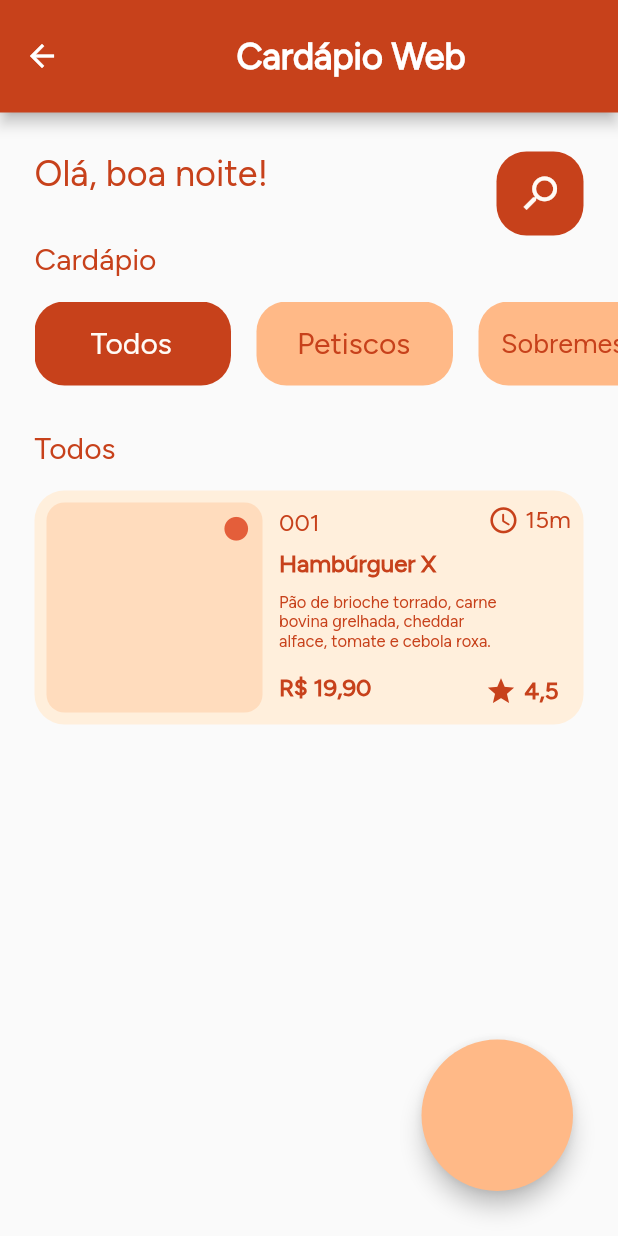
After one commit to VivianeSouza923/desafioMenu-Sprint2, a Flutter app: the MenuList screen opened directly, on a phone screen of 412 x 824 dp. The commit adds this screen. Run offline on Flutter 3.47's test engine with Material 2 defaults, Android fonts, the phone set to English and light mode, and no system bars; our stand-ins replace image_picker, material_design_icons_flutter.

Commit message:
today's work

```diff
--- a/lib/main.dart
+++ b/lib/main.dart
@@ -1,3 +1,4 @@
+import 'package:desafiomenu_spring2/pages/menu.dart';
 import 'package:desafiomenu_spring2/pages/restaurante.dart';
 import 'package:flutter/material.dart';
 
@@ -12,7 +13,7 @@ class MyApp extends StatelessWidget {
   Widget build(BuildContext context) {
     return const MaterialApp(
       debugShowCheckedModeBanner: false,
-      home: Restaurant(),
+      home: RestaurantScreen(),
     );
   }
 }
--- /dev/null
+++ b/lib/models/itenss.dart
@@ -0,0 +1,12 @@
+class MenuItem {
+  MenuItem(
+      {required this.nomes,
+      required this.codigos,
+      required this.descricaos,
+      required this.precos});
+
+  String nomes;
+  int codigos;
+  String descricaos;
+  double precos;
+}
--- a/lib/pages/cliente.dart
+++ b/lib/pages/cliente.dart
@@ -105,7 +105,7 @@ class ClientScreen extends StatelessWidget {
               ),
             ),
 
-            const Row(
+             Row(
               children: [
 
                 Padding(
@@ -148,7 +148,7 @@ class ClientScreen extends StatelessWidget {
               ],
             ),
 
-            const Row(
+             Row(
               children: [
 
                 Padding(
@@ -229,7 +229,7 @@ class ClientScreen extends StatelessWidget {
                   borderRadius: BorderRadius.circular(20),
                 ),
 
-                child:  const Row(
+                child:   Row(
                   children: [
                     Padding(
                   padding: EdgeInsets.only(left: 16.81, right: 11.43),
--- /dev/null
+++ b/lib/pages/menu_com_item_criado.dart
@@ -0,0 +1,439 @@
+import 'package:flutter/material.dart';
+
+import '../models/itenss.dart';
+import 'cliente.dart';
+
+
+// eu ainda não tenho nenhum estado, nada, então estou começando com Stateless, não Statefull
+class MenuList extends StatefulWidget {
+  const MenuList({super.key});
+
+  @override
+  State<MenuList> createState() => _MenuListState();
+}
+
+class _MenuListState extends State<MenuList> {
+  //pegar texto de um campo:
+  final TextEditingController nomeController = TextEditingController();
+
+  // cada string é um título de uma tarefa
+  List<MenuItem> itens = [];
+  //Todo? deleteTodo;
+  int? deletedTodoPos;
+
+  @override
+  Widget build(BuildContext context) {
+    // base de todas ou praticamente todas as telas
+    return SafeArea(
+      child: Scaffold(
+      appBar: AppBar(
+        toolbarHeight: 75, // Defina a altura desejada aqui
+        backgroundColor: const Color(0xffC7411B),
+        title: const Center(
+          child: Text(
+            "Cardápio Web",
+            style: TextStyle(
+              fontFamily: 'FigTree',
+              fontSize: 24,
+              color: Color(0xffFFFFFF),
+              fontWeight: FontWeight.w600,
+            ),
+          ),
+        ),
+      ),
+      body: Stack(
+        children: [
+          Padding(
+            padding: const EdgeInsets.symmetric(horizontal: 0.0),
+            child: Column(
+              crossAxisAlignment: CrossAxisAlignment.start,
+              children: [
+                const SizedBox(height: 26),
+                Row(
+                  crossAxisAlignment: CrossAxisAlignment.start,
+                  children: [
+                    const Padding(
+                      padding: EdgeInsets.only(left: 23.0),
+                      child: Text(
+                        "Olá, boa noite!",
+                        style: TextStyle(
+                          fontFamily: 'FigTree',
+                          fontWeight: FontWeight.w500,
+                          fontSize: 24,
+                          color: Color(0xffC7411B),
+                        ),
+                      ),
+                    ),
+                    const Spacer(),
+                    Padding(
+                      padding: const EdgeInsets.only(right: 23.0),
+                      child: Container(
+                        width: 58,
+                        height: 56,
+                        decoration: BoxDecoration(
+                          color: const Color(0xffC7411B),
+                          borderRadius: BorderRadius.circular(20),
+                        ),
+                        child: Transform.rotate(
+                          angle: 3.14159 / 2,
+                          child: const Icon(
+                            Icons.search,
+                            color: Color(0xffFFFBF6),
+                            size: 30.5,
+                          ),
+                        ),
+                      ),
+                    ),
+                  ],
+                ),
+                const SizedBox(height: 4),
+                const Padding(
+                  padding: EdgeInsets.only(left: 23.0),
+                  child: Text(
+                    "Cardápio",
+                    style: TextStyle(
+                      fontFamily: 'FigTree',
+                      fontWeight: FontWeight.w400,
+                      fontSize: 20,
+                      color: Color(0xffC7411B),
+                    ),
+                  ),
+                ),
+                const SizedBox(height: 16),
+
+                // CARROSSEL DE TIPOS DE REFEIÇÕES - APENAS UMA LISTVIEW
+                Container(
+                  height: 56,
+                  width: 1000, // Defina a altura desejada para a ListView
+                  margin: const EdgeInsets.only(left: 23.0),
+                  child: ListView(
+                    scrollDirection: Axis.horizontal,
+                    children: <Widget>[
+                      Container(
+                        width: 131,
+                        height: 56,
+                        decoration: BoxDecoration(
+                          color: const Color(0xffC7411B),
+                          borderRadius: BorderRadius.circular(20),
+                        ),
+                        child: const Padding(
+                          padding: EdgeInsets.symmetric(
+                              vertical: 16, horizontal: 37.5),
+                          child: Text(
+                            "Todos",
+                            style: TextStyle(
+                              fontFamily: 'FigTree',
+                              fontWeight: FontWeight.w500,
+                              fontSize: 20,
+                              color: Color(0xffFFFBF6),
+                            ),
+                          ),
+                        ),
+                      ),
+                      const SizedBox(
+                        width: 17,
+                      ),
+                      Container(
+                        width: 131,
+                        height: 56,
+                        decoration: BoxDecoration(
+                          color: const Color(0xffFFB987),
+                          borderRadius: BorderRadius.circular(20),
+                        ),
+                        child: const Padding(
+                          padding: EdgeInsets.symmetric(
+                              vertical: 16, horizontal: 27),
+                          child: Text(
+                            "Petiscos",
+                            style: TextStyle(
+                              fontFamily: 'FigTree',
+                              fontWeight: FontWeight.w400,
+                              fontSize: 20,
+                              color: Color(0xffC7411B),
+                            ),
+                          ),
+                        ),
+                      ),
+                      const SizedBox(
+                        width: 17,
+                      ),
+                      Container(
+                        width: 131,
+                        height: 56,
+                        decoration: BoxDecoration(
+                          color: const Color(0xffFFB987),
+                          borderRadius: BorderRadius.circular(20),
+                        ),
+                        child: const Padding(
+                          padding: EdgeInsets.symmetric(
+                              vertical: 17.0, horizontal: 15),
+                          child: Text(
+                            "Sobremesas",
+                            style: TextStyle(
+                              fontFamily: 'FigTree',
+                              fontWeight: FontWeight.w400,
+                              fontSize: 18,
+                              color: Color(0xffC7411B),
+                            ),
+                          ),
+                        ),
+                      ),
+                      const SizedBox(
+                        width: 17,
+                      ),
+                      Container(
+                        width: 131,
+                        height: 56,
+                        decoration: BoxDecoration(
+                          color: const Color(0xffFFB987),
+                          borderRadius: BorderRadius.circular(20),
+                        ),
+                        child: const Padding(
+                          padding: EdgeInsets.symmetric(
+                              vertical: 17.0, horizontal: 36),
+                          child: Text(
+                            "Massas",
+                            style: TextStyle(
+                              fontFamily: 'FigTree',
+                              fontWeight: FontWeight.w400,
+                              fontSize: 18,
+                              color: Color(0xffC7411B),
+                            ),
+                          ),
+                        ),
+                      ),
+                      const SizedBox(
+                        width: 17,
+                      ),
+                      Container(
+                        width: 131,
+                        height: 56,
+                        decoration: BoxDecoration(
+                          color: const Color(0xffFFB987),
+                          borderRadius: BorderRadius.circular(20),
+                        ),
+                        child: const Padding(
+                          padding: EdgeInsets.symmetric(
+                              vertical: 17.0, horizontal: 35),
+                          child: Text(
+                            "Bebidas",
+                            style: TextStyle(
+                              fontFamily: 'FigTree',
+                              fontWeight: FontWeight.w400,
+                              fontSize: 17,
+                              color: Color(0xffC7411B),
+                            ),
+                          ),
+                        ),
+                      ),
+                    ],
+                  ),
+                ),
+
+                const SizedBox(
+                  height: 30,
+                ),
+
+                const Padding(
+                  padding: EdgeInsets.only(left: 23.0),
+                  child: Text(
+                    "Todos",
+                    style: TextStyle(
+                      fontFamily: 'FigTree',
+                      fontSize: 20,
+                      fontWeight: FontWeight.w400,
+                      color: Color(0xffC7411B),
+                    ),
+                  ),
+                ),
+
+                const SizedBox(
+                  height: 16,
+                ),
+
+                Flexible(
+                  child: ListView(
+                    shrinkWrap: true,
+                    padding: const EdgeInsets.symmetric(horizontal: 23),
+                    scrollDirection: Axis.vertical,
+                    children: <Widget>[
+                      InkWell(
+                        onTap: () {
+                          Navigator.push(
+                            context,
+                            MaterialPageRoute(
+                              builder: (context) => const ClientScreen()
+                            ),
+                            );
+                        },
+                        child: Container(
+                          width: 344,
+                          height: 156,
+                          decoration: BoxDecoration(
+                            color: const Color(0xffFFEFDC),
+                            borderRadius: BorderRadius.circular(20),
+                          ),
+                          child: Row(
+                            children: [
+                              Container(
+                                margin: const EdgeInsets.only(
+                                    left: 8, top: 8, bottom: 8),
+                                width: 144,
+                                height: 140,
+                                decoration: BoxDecoration(
+                                  color: const Color(0xffFFDCBD),
+                                  borderRadius: BorderRadius.circular(12),
+                                ),
+                                child: const Padding(
+                                  padding: EdgeInsets.only(
+                                      left: 117.0, top: 8, right: 8, bottom: 113),
+                                  child: Icon(
+                                    Icons.circle,
+                                    size: 19,
+                                    color: Color(0xffE45E3A),
+                                  ),
+                                ),
+                              ),
+                                Expanded(
+                                child: Column(
+                                  crossAxisAlignment: CrossAxisAlignment.start,
+                                  children: [
+                                    Row(
+                                      children: [
+                                        Padding(
+                                          padding: EdgeInsets.only(
+                                              left: 11, top: 12, bottom: 8),
+                                          child: Text(
+                                            "001",
+                                            style: TextStyle(
+                                              fontFamily: 'FigTree',
+                                              fontSize: 16,
+                                              fontWeight: FontWeight.w400,
+                                              color: Color(0xffC7411B),
+                                            ),
+                                          ),
+                                        ),
+                                        Padding(
+                                          padding: EdgeInsets.only(left: 112),
+                                          child: Icon(
+                                            Icons.access_time_rounded,
+                                            size: 20.95,
+                                            color: Color(0xffC7411B),
+                                          ),
+                                        ),
+                                        Padding(
+                                          padding: EdgeInsets.only(left: 4.08),
+                                          child: Text(
+                                            "15m",
+                                            style: TextStyle(
+                                              fontFamily: 'FigTree',
+                                              fontSize: 16,
+                                              fontWeight: FontWeight.w500,
+                                              color: Color(0xffC7411B),
+                                            ),
+                                          ),
+                                        ),
+                                      ],
+                                    ),
+                                    Padding(
+                                      padding: EdgeInsets.only(
+                                          left: 11.0, right: 74, bottom: 10),
+                                      child: Text(
+                                        "Hambúrguer X",
+                                        style: TextStyle(
+                                          fontFamily: 'FigTree',
+                                          fontSize: 16,
+                                          fontWeight: FontWeight.w600,
+                                          color: Color(0xffC7411B),
+                                        ),
+                                      ),
+                                    ),
+                                    Padding(
+                                      padding: EdgeInsets.only(
+                                          left: 11, right: 8, bottom: 15),
+                                      child: Text(
+                                        "Pão de brioche torrado, carne\nbovina grelhada, cheddar\nalface, tomate e cebola roxa.",
+                                        style: TextStyle(
+                                          fontFamily: 'FigTree',
+                                          fontSize: 11,
+                                          fontWeight: FontWeight.w400,
+                                          color: Color(0xffC7411B),
+                                        ),
+                                      ),
+                                    ),
+                                    Row(
+                                      children: [
+                                        Padding(
+                                          padding: EdgeInsets.only(
+                                              left: 11.0, right: 76, bottom: 15),
+                                          child: Text(
+                                            "R\$ 19,90",
+                                            style: TextStyle(
+                                              fontFamily: 'FigTree',
+                                              fontSize: 16,
+                                              fontWeight: FontWeight.w600,
+                                              color: Color(0xffC7411B),
+                                            ),
+                                          ),
+                                        ),
+                                        Padding(
+                                          padding: EdgeInsets.only(
+                                              bottom: 11, right: 5),
+                                          child: Icon(
+                                            Icons.star,
+                                            size: 21,
+                                            color: Color(0xffC7411B),
+                                          ),
+                                        ),
+                                        Padding(
+                                          padding: EdgeInsets.only(
+                                              bottom: 11, right: 11),
+                                          child: Text(
+                                            "4,5",
+                                            style: TextStyle(
+                                              fontFamily: 'FigTree',
+                                              fontSize: 16,
+                                              fontWeight: FontWeight.w600,
+                                              color: Color(0xffC7411B),
+                                            ),
+                                          ),
+                                        ),
+                                      ],
+                                    ),
+                                  ],
+                                ),
+                              ),
+                            ],
+                          ),
+                        ),
+                      ),
+
+                      const SizedBox(height: 16),
+                    ],
+                  ),
+                ),
+              ],
+            ),
+          ),
+
+          // botão flutuante
+          Positioned(
+            bottom: 30,
+            right: 30,
+            width: 101,
+            height: 101,
+            child: FloatingActionButton(
+              backgroundColor: const Color(0xffFFB987),
+              onPressed: () {},
+              child: const DecoratedBox(
+                decoration: BoxDecoration(
+                  shape: BoxShape.circle,
+                ),
+              ),
+            ),
+          ),
+        ],
+      ),
+    ),);
+  }
+}
```
Also changed, not shown: lib/pages/menu.dart (+7 -7 lines), lib/pages/n_mexer_menu_com_listview_normal.dart (+29 -29 lines), lib/pages/restaurante.dart (+12 -1 lines), lib/widgets/itens_list.dart (deleted, +0 -124 lines), lib/models/itens_menu.dart (deleted), pubspec.lock.
